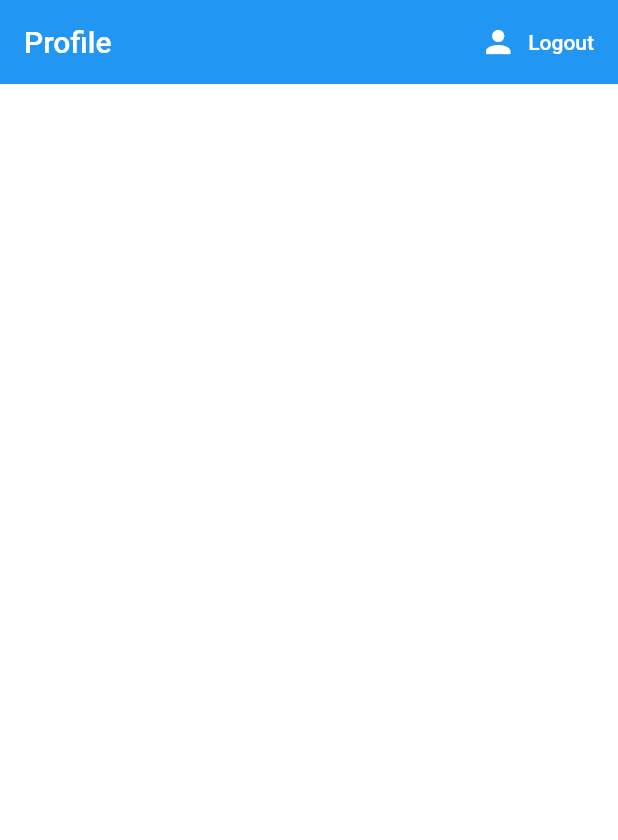
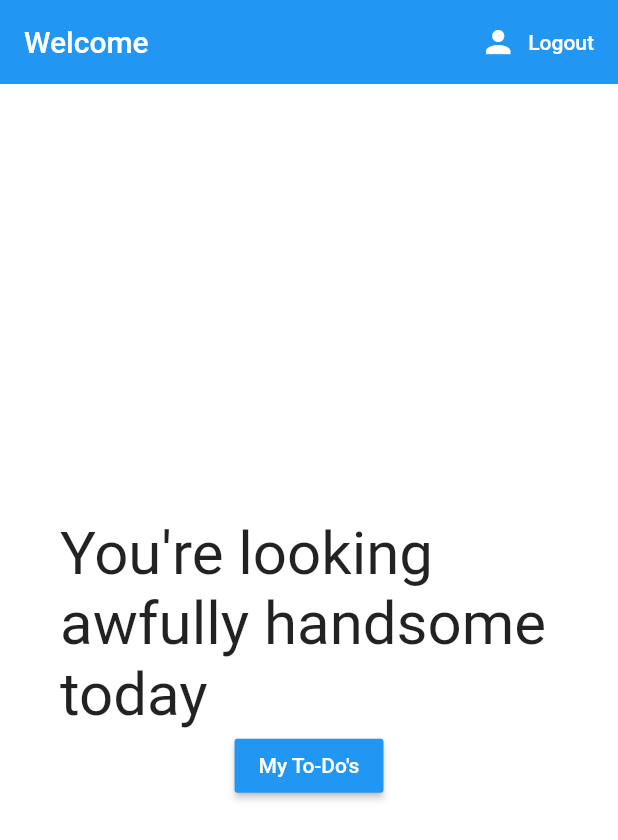
Before and after one commit to TBarmak/retask, a Flutter app: the screen it shows once a user with an empty profile is signed in, on a phone screen of 412 x 824 dp. Shown: the top 840 px of the screen. Run offline on Flutter 3.47's test engine with Material 2 defaults, Android fonts, the light colour scheme and no system bars; our stand-ins replace firebase_auth, firebase_core; accounts and stored records are empty.

Commit message:
Implement navigation between home and to-dos
The user can now navigate from the home screen to an empty to-do screen.

```diff
--- a/lib/main.dart
+++ b/lib/main.dart
@@ -1,6 +1,7 @@
 import 'package:flutter/material.dart';
 import 'package:provider/provider.dart';
 import 'package:retask/models/my_user.dart';
+import 'package:retask/screens/home/to_dos.dart';
 import 'package:retask/screens/wrapper.dart';
 import 'package:retask/services/auth.dart';
 import 'package:firebase_core/firebase_core.dart';
@@ -18,7 +19,7 @@ class MyApp extends StatelessWidget {
     return StreamProvider<MyUser>.value(
       value: AuthService().user,
       child: MaterialApp(
-        home: Wrapper(),
+        routes: {'/': (context) => Wrapper(), '/todos': (context) => ToDos()},
       ),
     );
   }
--- a/lib/screens/home/home.dart
+++ b/lib/screens/home/home.dart
@@ -9,7 +9,7 @@ class Home extends StatelessWidget {
     return Scaffold(
         backgroundColor: Colors.white,
         appBar: AppBar(
-        title: Text('Profile'),
+          title: Text('Welcome'),
           backgroundColor: Colors.blue,
           elevation: 0.0,
           actions: [
@@ -21,6 +21,24 @@ class Home extends StatelessWidget {
                 label: Text('Logout', style: TextStyle(color: Colors.white)))
           ],
         ),
-    );
+        body: Center(
+          child: Padding(
+            padding: const EdgeInsets.all(40.0),
+            child: Column(
+              mainAxisAlignment: MainAxisAlignment.center,
+              children: [
+                Text("You're looking awfully handsome today",
+                    style: TextStyle(fontSize: 40)),
+                RaisedButton(
+                    onPressed: () {
+                      Navigator.pushNamed(context, '/todos');
+                    },
+                    color: Colors.blue,
+                    child: Text("My To-Do's",
+                        style: TextStyle(color: Colors.white)))
+              ],
+            ),
+          ),
+        ));
   }
 }
```
Also changed, not shown: lib/screens/home/to_dos.dart (added, +17 -0 lines). Lines whose indentation alone changed are shown as unchanged.
